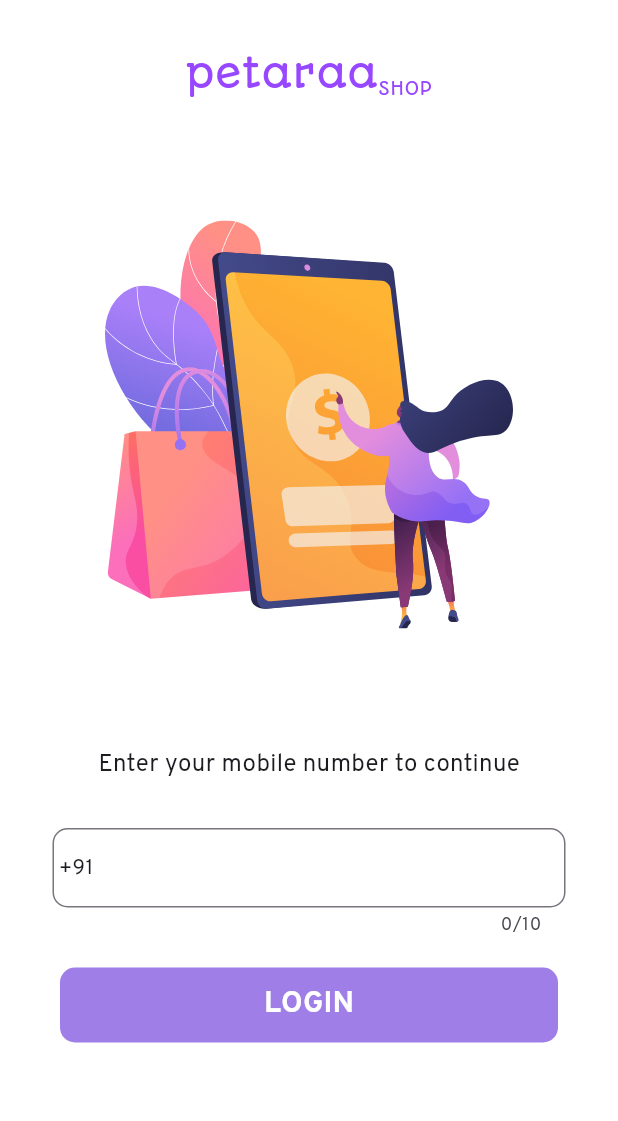
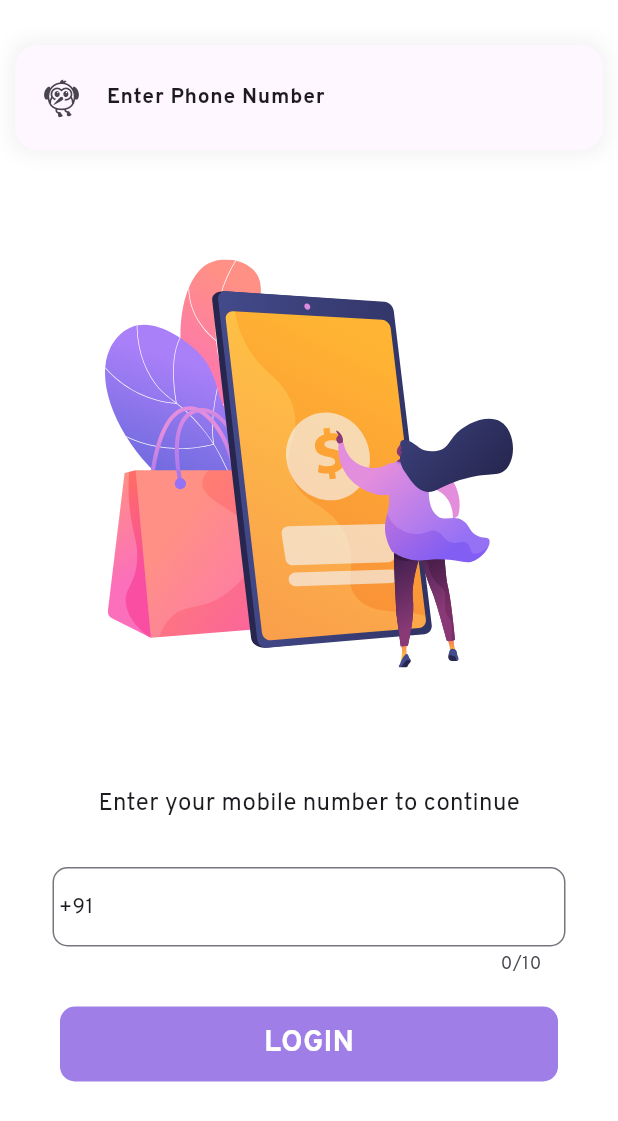
Before and after one commit to SHEKHAR02002/petaraa_vender, a Flutter app: the screen it shows after launch, after a tap on "LOGIN", on a phone screen of 412 x 824 dp. Shown: the top 1121 px of the screen. Run offline on Flutter 3.47's test engine with Material 3 defaults, Android fonts, the phone set to English and light mode, and no system bars; drawn by our look-alikes of delightful_toast, intl_phone_field; our stand-ins replace dio, dropdown_button2, flutter_riverpod, flutter_svg, flutter_switch, image_cropper and 5 more; missing offline and left inert: day_night_time_picker; network calls fail; project files that could hold a hidden picture were left out.

Commit message:
ui changes toast added

```diff
--- a/lib/constant/variableconstat.dart
+++ b/lib/constant/variableconstat.dart
@@ -9,6 +9,6 @@ StateProvider<TextEditingController> optProvider =
     StateProvider((ref) => TextEditingController());
 
 StateProvider<bool> useretypeProvider = StateProvider((ref) => false);
-StateProvider tokenProvider = StateProvider((ref) => '');
+
 StateProvider<UserDetails> userdetailsProvider =
     StateProvider((ref) => UserDetails());
--- a/lib/screen/login_screens/login.dart
+++ b/lib/screen/login_screens/login.dart
@@ -1,4 +1,3 @@
-import 'dart:developer';
 import 'package:flutter/material.dart';
 import 'package:flutter_riverpod/flutter_riverpod.dart';
 import 'package:flutter_svg/flutter_svg.dart';
@@ -7,6 +6,7 @@ import 'package:page_transition/page_transition.dart';
 import 'package:petaraa_vender/api/authapi.dart';
 import 'package:petaraa_vender/constant/color.dart';
 import 'package:petaraa_vender/screen/login_screens/otppopup.dart';
+import 'package:petaraa_vender/widget/miscellaneous/toastui.dart';
 
 class LoginScreen extends ConsumerStatefulWidget {
   const LoginScreen({super.key});
@@ -24,17 +24,17 @@ class _LoginScreenState extends ConsumerState<LoginScreen> {
         'phoneNo': _phoneNo.text,
       };
       Auth()
-          .login(requestBody: requestBody, ref: ref)
+          .login(requestBody: requestBody, ref: ref, context: context)
           .whenComplete(() => Navigator.push(
               context,
               PageTransition(
-                  duration: const Duration(seconds: 1),
+                  duration: const Duration(milliseconds: 500),
                   type: PageTransitionType.rightToLeft,
                   child: OtpPopUp(
                     phoneno: _phoneNo.text,
                   ))));
     } else {
-      log('Enter Phone Number');
+      toast(msg: "Enter Phone Number", context: context);
     }
   }
 
@@ -45,31 +45,27 @@ class _LoginScreenState extends ConsumerState<LoginScreen> {
       onTap: () => FocusScope.of(context).unfocus(),
       child: Scaffold(
         body: SingleChildScrollView(
-          padding: const EdgeInsets.fromLTRB(20, 30, 20, 0),
+          padding: const EdgeInsets.fromLTRB(20, 30, 20, 20),
           child: Column(
             children: [
-              Row(
-                mainAxisAlignment: MainAxisAlignment.center,
-                crossAxisAlignment: CrossAxisAlignment.end,
-                children: [
-                  Text(
-                    "petaraa",
+              const SizedBox(height: 30),
+              RichText(
+                  text: TextSpan(
+                      text: 'petaraa',
                       style: TextStyle(
                           color: primary4Color,
                           fontSize: 26,
                           fontWeight: FontWeight.w400,
                           fontFamily: "Autour"),
-                  ),
-                  Text(
-                    "SHOP",
+                      children: <TextSpan>[
+                    TextSpan(
+                        text: 'SHOP',
                         style: TextStyle(
                             color: primary4Color,
                             fontSize: 12,
                             fontWeight: FontWeight.w400,
-                        fontFamily: "Autour"),
-                  ),
-                ],
-              ),
+                            fontFamily: "Autour"))
+                  ])),
               Padding(
                 padding:
                     const EdgeInsets.symmetric(horizontal: 50, vertical: 10),
--- a/lib/screen/navbar.dart
+++ b/lib/screen/navbar.dart
@@ -2,6 +2,7 @@ import 'package:flutter/cupertino.dart';
 import 'package:flutter/material.dart';
 import 'package:flutter_riverpod/flutter_riverpod.dart';
 import 'package:flutter_svg/flutter_svg.dart';
+import 'package:petaraa_vender/api/authapi.dart';
 import 'package:petaraa_vender/constant/color.dart';
 import 'package:petaraa_vender/screen/navbar_screens/home.dart';
 import 'package:petaraa_vender/screen/navbar_screens/manegment.dart';
@@ -28,6 +29,7 @@ class _NavigationBarScreenState extends ConsumerState<NavigationBarScreen> {
   @override
   Widget build(BuildContext context) {
     final currentPageIndex = ref.watch(currentPageProvider);
+    Auth().getuserdetails(ref: ref);
     return Scaffold(
       body: screens[currentPageIndex],
       bottomNavigationBar: NavigationBar(
--- a/lib/screen/navbar_screens/home.dart
+++ b/lib/screen/navbar_screens/home.dart
@@ -4,6 +4,8 @@ import 'package:flutter_svg/flutter_svg.dart';
 import 'package:petaraa_vender/constant/color.dart';
 import 'package:petaraa_vender/widget/cards/displaycard_home.dart';
 import 'package:petaraa_vender/widget/cards/reviewcard_home.dart';
+
+
 
 class HomeScreen extends ConsumerStatefulWidget {
   const HomeScreen({super.key});
--- /dev/null
+++ b/lib/widget/miscellaneous/toastui.dart
@@ -0,0 +1,25 @@
+import 'package:delightful_toast/delight_toast.dart';
+import 'package:delightful_toast/toast/components/toast_card.dart';
+import 'package:delightful_toast/toast/utils/enums.dart';
+import 'package:flutter/material.dart';
+
+Future toast({required String msg, required BuildContext context}) async {
+  return DelightToastBar(
+    position: DelightSnackbarPosition.top,
+    snackbarDuration: const Duration(seconds: 3),
+    autoDismiss: true,
+    builder: (context) => ToastCard(
+      leading: const Icon(
+        Icons.flutter_dash_sharp,
+        size: 28,
+      ),
+      title: Text(
+        msg,
+        style: const TextStyle(
+          fontWeight: FontWeight.w700,
+          fontSize: 14,
+        ),
+      ),
+    ),
+  ).show(context);
+}
--- a/pubspec.yaml
+++ b/pubspec.yaml
@@ -48,6 +48,8 @@ dependencies:
   dio: ^5.4.0
   shared_preferences: ^2.2.2
   page_transition: ^2.1.0
+  delightful_toast: ^1.1.0
+  intl: ^0.19.0
 
 dev_dependencies:
   flutter_test:
```
Also changed, not shown: lib/api/authapi.dart (+27 -15 lines), lib/screen/login_screens/addnewuser.dart (+25 -11 lines), lib/screen/login_screens/otppopup.dart (+16 -18 lines), lib/screen/navbar_screens/profile.dart (line endings or trailing spaces), pubspec.lock, 1 other file. Lines whose indentation alone changed are shown as unchanged.
